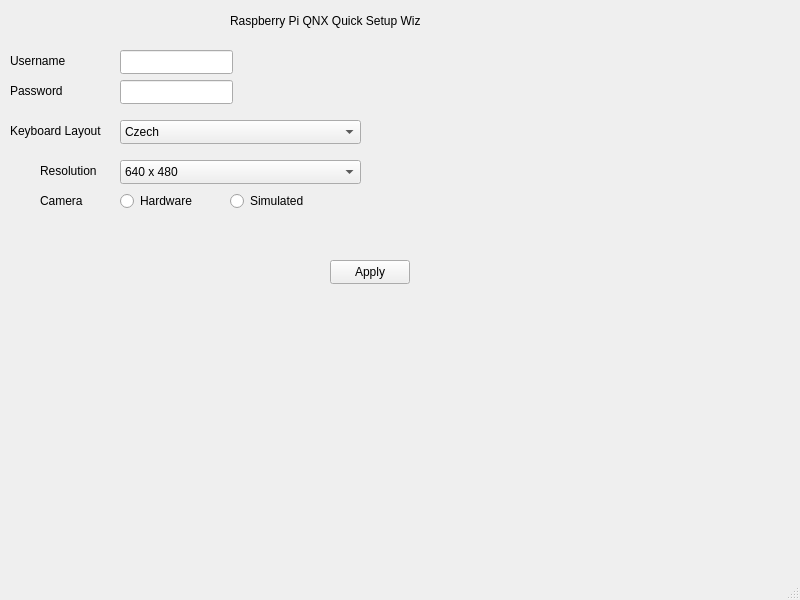
Before: the Qt Designer form mainwindow.ui in TimothyZhang57/HackathonProject, drawn with Qt 5.
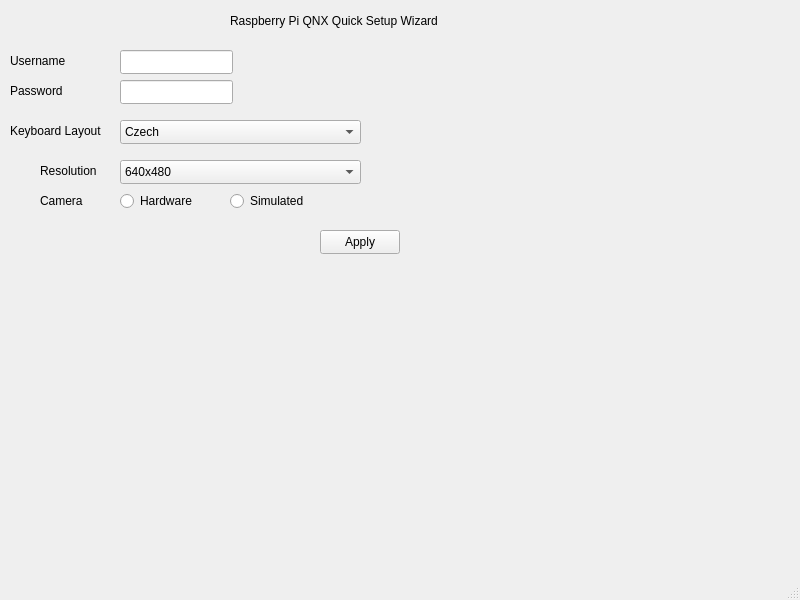
After: the same form once the commit is applied.

The edit to the form file:
```diff
--- a/mainwindow.ui
+++ b/mainwindow.ui
@@ -19,7 +19,7 @@
      <rect>
       <x>230</x>
       <y>0</y>
-      <width>191</width>
+      <width>241</width>
       <height>41</height>
      </rect>
     </property>
@@ -163,8 +163,8 @@
    <widget class="QPushButton" name="pushButton">
     <property name="geometry">
      <rect>
-      <x>330</x>
-      <y>260</y>
+      <x>320</x>
+      <y>230</y>
       <width>80</width>
       <height>24</height>
      </rect>
@@ -197,7 +197,7 @@
     </property>
     <item>
      <property name="text">
-      <string>640 x 480</string>
+      <string>640x480</string>
      </property>
     </item>
     <item>
```
Left out of the diff: 14 changed lines with no effect on the pictures.
